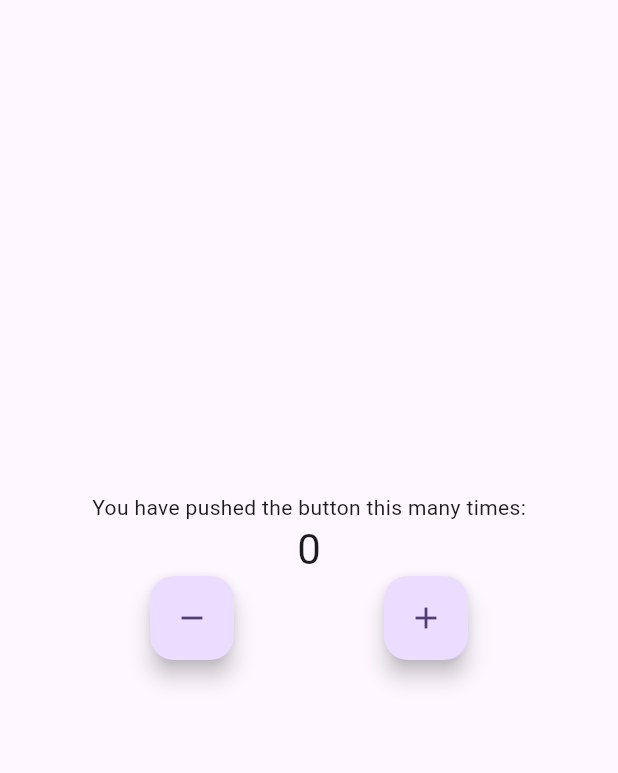
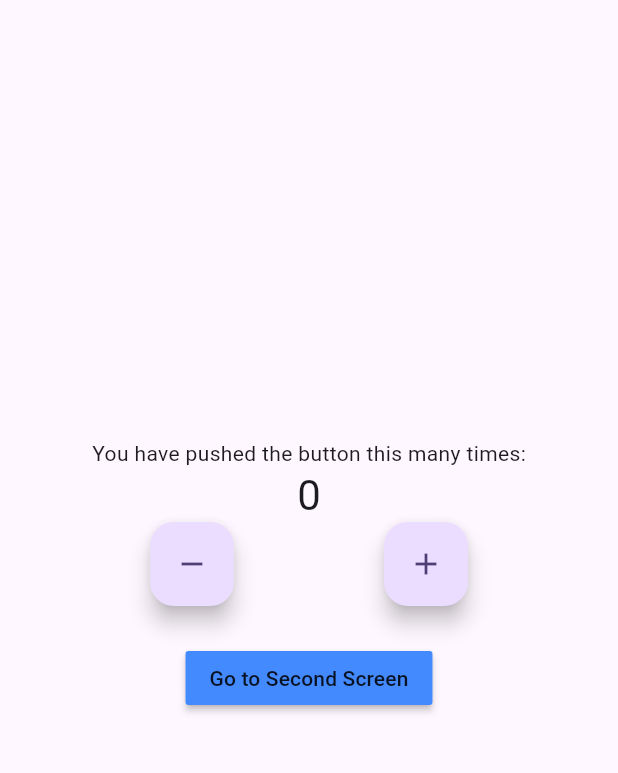
Before and after one commit to azinmapar/bloc_counter, a Flutter app: the screen it shows after launch, on a phone screen of 412 x 824 dp, the part 84-857 px from its top. Run offline on Flutter 3.47's test engine with Material 2 defaults, Android fonts, the phone set to English and light mode, and no system bars; our stand-ins replace flutter_bloc.

Commit message:
using bloc across Anonymous Routing

```diff
--- a/lib/main.dart
+++ b/lib/main.dart
@@ -1,6 +1,8 @@
-import 'package:bloc_counter/cubit/counter_cubit.dart';
+import 'package:bloc_counter/presentation/screens/home_screen.dart';
 import 'package:flutter/material.dart';
 import 'package:flutter_bloc/flutter_bloc.dart';
+
+import 'logic/cubit/counter_cubit.dart';
 
 void main() {
   runApp(const MyApp());
@@ -12,133 +14,25 @@ class MyApp extends StatelessWidget {
   @override
   Widget build(BuildContext context) {
     // # wrap with blocProvider<CounterCubit> that returns CounterCubit
-    return BlocProvider<CounterCubit>(
-      create: (context) => CounterCubit(),
-      child: MaterialApp(
-        title: 'Flutter Demo',
-        theme: ThemeData(
-          colorScheme: ColorScheme.fromSeed(seedColor: Colors.deepPurple),
-          useMaterial3: true,
+    return MaterialApp(
+      title: 'Flutter Demo',
+      theme: ThemeData(
+        colorScheme: ColorScheme.fromSeed(seedColor: Colors.deepPurple),
+        useMaterial3: true,
+      ),
+      home: BlocProvider<CounterCubit>(
+        create: (context) => CounterCubit(),
+        child: const HomeScreen(
+          title: 'Flutter Demo Home Page',
+          color: Colors.blueAccent,
         ),
-        home: const MyHomePage(title: 'Flutter Demo Home Page'),
       ),
     );
   }
 }
 
-class MyHomePage extends StatefulWidget {
-  const MyHomePage({super.key, required this.title});
-
-  final String title;
-
-  @override
-  State<MyHomePage> createState() => _MyHomePageState();
-}
-
-class _MyHomePageState extends State<MyHomePage> {
-  @override
-  Widget build(BuildContext context) {
-    return Scaffold(
-      appBar: AppBar(
-        backgroundColor: Theme.of(context).colorScheme.inversePrimary,
-        title: Text(widget.title),
-      ),
-      body:
-          // # wrap with blocListener when we don't want a widget to rebuild
-
-          // BlocListener<CounterCubit, CounterState>(
-          //   listener: (context, state) {
-          //     if (state.wasIncremented == true) {
-          //       ScaffoldMessenger.of(context).showSnackBar(const SnackBar(
-          //         content: Text('Incremented'),
-          //         duration: Duration(milliseconds: 100),
-          //       ));
-          //     } else {
-          //       ScaffoldMessenger.of(context).showSnackBar(const SnackBar(
-          //         content: Text('Decremented'),
-          //         duration: Duration(milliseconds: 100),
-          //       ));
-          //     }
-          //   },
-          //   child:
-          Center(
-        child: Column(
-          mainAxisAlignment: MainAxisAlignment.center,
-          children: <Widget>[
-            const Text(
-              'You have pushed the button this many times:',
-            ),
-            // # blocBuilder is for tracking changes in widgets
-            // BlocBuilder<CounterCubit, CounterState>(
-            //   builder: (context, state) {
-            //     return
-            // # a combination of blocBuilder and blocListener
-            BlocConsumer<CounterCubit, CounterState>(
-              listener: (context, state) {
-                if (state.wasIncremented == true) {
-                  ScaffoldMessenger.of(context).showSnackBar(const SnackBar(
-                    content: Text('Incremented'),
-                    duration: Duration(milliseconds: 100),
-                  ));
-                } else {
-                  ScaffoldMessenger.of(context).showSnackBar(const SnackBar(
-                    content: Text('Decremented'),
-                    duration: Duration(milliseconds: 100),
-                  ));
-                }
-              },
-              builder: (context, state) {
-                return Text(
-                  // # changing value
-                  state.counterValue.toString(),
-                  style: Theme.of(context).textTheme.headlineMedium,
-                );
-              },
-            ),
-            // },
-            // ),
-            Row(
-              mainAxisAlignment: MainAxisAlignment.spaceEvenly,
-              children: [
-                FloatingActionButton(
-                  onPressed: () {
-                    // # first way of calling the function
-                    BlocProvider.of<CounterCubit>(context).decrement();
-                  },
-                  tooltip: 'Decrement',
-                  child: const Icon(Icons.remove),
-                ),
-                FloatingActionButton(
-                  onPressed: () {
-                    // # second way of calling the function
-                    context.read<CounterCubit>().increment();
-                  },
-                  tooltip: 'Increment',
-                  child: const Icon(Icons.add),
-                )
-              ],
-            )
-          ],
-        ),
-      ),
-      // ),
-    );
-  }
-}
-
-/* #
-/ # step 1: create a cubit folder and in it two files for state and cubit
-/ # step 2: explained in [CounterState] class
-/ # step 3: explained in [CounterCubit] class
-/ # step 4: wrap the MaterialApp with blocProvider
-/ # step 5: blocProvider type is our Cubit in <> and returns our Cubit
-/ # step 6: call those functions in Cubit in onPressed
-/ # step 7: wrap the widget that is changing in BlocProvider
-/ # step 8: blocListener doesn't rebuild its widget, it starts listening to changes in the state and when a change happens it does what it returns and this is the difference between this and blocProvider
-/ # step 9: combining blocProvider and blocListener into blocConsumer
+/* # Access and Navigation
+# when we use blocProvider like this around homeScreen the bloc only can be used inside of HomeScreen and if we navigate to another screen after home screen we can't use instances of bloc
+# we have 3 kinds of routing: 1.Anonymous Routing, 2.Named Routing, 3.Generated Routing
+# for the Anonymous Routing we can solve the problem like it is explained in home_screen.dart
 # */
-
-/* #
-/ # tip: buildWhen and listenWhen can make exceptions for building and listening
-/ # tip2: there is a multiBloc Listener and provider that they can multiple cubits and blocs
-# */
--- /dev/null
+++ b/lib/presentation/screens/home_screen.dart
@@ -0,0 +1,138 @@
+import 'package:bloc_counter/presentation/screens/second_screen.dart';
+import 'package:flutter/material.dart';
+import 'package:flutter_bloc/flutter_bloc.dart';
+
+import '../../logic/cubit/counter_cubit.dart';
+
+class HomeScreen extends StatefulWidget {
+  const HomeScreen({super.key, required this.title, required this.color});
+
+  final String title;
+  final Color color;
+
+  @override
+  State<HomeScreen> createState() => _MyHomePageState();
+}
+
+class _MyHomePageState extends State<HomeScreen> {
+  @override
+  Widget build(BuildContext context) {
+    return Scaffold(
+      appBar: AppBar(
+        backgroundColor: Theme.of(context).colorScheme.inversePrimary,
+        title: Text(widget.title),
+      ),
+      body:
+          // # wrap with blocListener when we don't want a widget to rebuild
+
+          // BlocListener<CounterCubit, CounterState>(
+          //   listener: (context, state) {
+          //     if (state.wasIncremented == true) {
+          //       ScaffoldMessenger.of(context).showSnackBar(const SnackBar(
+          //         content: Text('Incremented'),
+          //         duration: Duration(milliseconds: 100),
+          //       ));
+          //     } else {
+          //       ScaffoldMessenger.of(context).showSnackBar(const SnackBar(
+          //         content: Text('Decremented'),
+          //         duration: Duration(milliseconds: 100),
+          //       ));
+          //     }
+          //   },
+          //   child:
+          Center(
+        child: Column(
+          mainAxisAlignment: MainAxisAlignment.center,
+          children: <Widget>[
+            const Text(
+              'You have pushed the button this many times:',
+            ),
+            // # blocBuilder is for tracking changes in widgets
+            // BlocBuilder<CounterCubit, CounterState>(
+            //   builder: (context, state) {
+            //     return
+            // # a combination of blocBuilder and blocListener
+            BlocConsumer<CounterCubit, CounterState>(
+              listener: (context, state) {
+                if (state.wasIncremented == true) {
+                  ScaffoldMessenger.of(context).showSnackBar(const SnackBar(
+                    content: Text('Incremented'),
+                    duration: Duration(milliseconds: 100),
+                  ));
+                } else {
+                  ScaffoldMessenger.of(context).showSnackBar(const SnackBar(
+                    content: Text('Decremented'),
+                    duration: Duration(milliseconds: 100),
+                  ));
+                }
+              },
+              builder: (context, state) {
+                return Text(
+                  // # changing value
+                  state.counterValue.toString(),
+                  style: Theme.of(context).textTheme.headlineMedium,
+                );
+              },
+            ),
+            // },
+            // ),
+            Row(
+              mainAxisAlignment: MainAxisAlignment.spaceEvenly,
+              children: [
+                FloatingActionButton(
+                  onPressed: () {
+                    // # first way of calling the function
+                    BlocProvider.of<CounterCubit>(context).decrement();
+                  },
+                  tooltip: 'Decrement',
+                  child: const Icon(Icons.remove),
+                ),
+                FloatingActionButton(
+                  onPressed: () {
+                    // # second way of calling the function
+                    context.read<CounterCubit>().increment();
+                  },
+                  tooltip: 'Increment',
+                  child: const Icon(Icons.add),
+                )
+              ],
+            ),
+            const SizedBox(
+              height: 24,
+            ),
+            MaterialButton(
+              onPressed: () {
+                Navigator.of(context).push(
+                  MaterialPageRoute(
+                    // # change the name of the context so we don't confuse it with the main context
+                    builder: (newContext) => BlocProvider.value(
+                      value: context.read<CounterCubit>(),
+                      child: const SecondScreen(
+                        title: 'Second Screen',
+                        color: Colors.redAccent,
+                      ),
+                    ),
+                  ),
+                );
+              },
+              color: widget.color,
+              child: const Text(
+                'Go to Second Screen',
+              ),
+            ),
+          ],
+        ),
+      ),
+      // ),
+    );
+  }
+}
+
+/* #
+# Using Bloc For Anonymous Routing
+# 1. Wrap the screen with BlocProvider.value
+# 2. Give our Cubit to the value
+! don't do CounterCubit(), this makes a new instance and defies the whole point
+# 3. Pass the Cubit like this: 'BlocProvider.of<CounterCubit>(context)' or: 'context.read<CounterCubit>()'
+! don't confuse our main context with the context that is given to the builder function in materialPageRoute, they have the same name so it's better if you change the second context
+# */
```
Also changed, not shown: lib/presentation/screens/second_screen.dart (added, +115 -0 lines), lib/logic/cubit/counter_cubit.dart (renamed from lib/cubit/counter_cubit.dart), lib/logic/cubit/counter_state.dart (renamed from lib/cubit/counter_state.dart).
